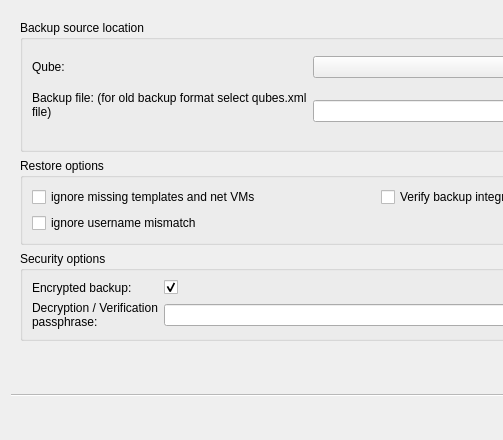
First picture: the form in ui/restoredlg.ui, repository QubesOS/qubes-manager, before the edit; both pictures show x 0 to 503 and y 0 to 440 of the 756 by 440 pixel window.
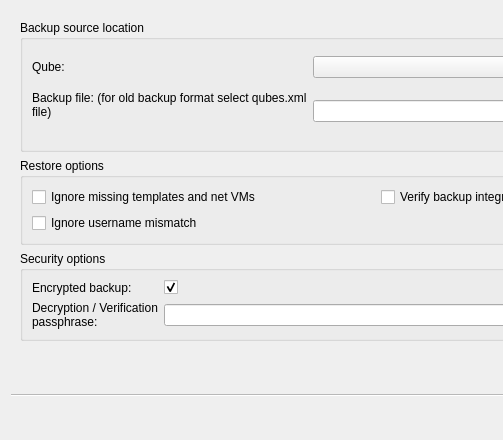
Second picture: the form after the edit.

Commit message: Fix capitalization in restore dialog

Patch:
```diff
--- a/ui/restoredlg.ui
+++ b/ui/restoredlg.ui
@@ -52,7 +52,7 @@
           <string>Ignore missing templates or netvms, restore VMs anyway.</string>
          </property>
          <property name="text">
-          <string>ignore missing templates and net VMs</string>
+          <string>Ignore missing templates and net VMs</string>
          </property>
         </widget>
        </item>
@@ -62,7 +62,7 @@
           <string>Ignore dom0 username mismatch while restoring homedir.</string>
          </property>
          <property name="text">
-          <string>ignore username mismatch</string>
+          <string>Ignore username mismatch</string>
          </property>
         </widget>
        </item>
```
